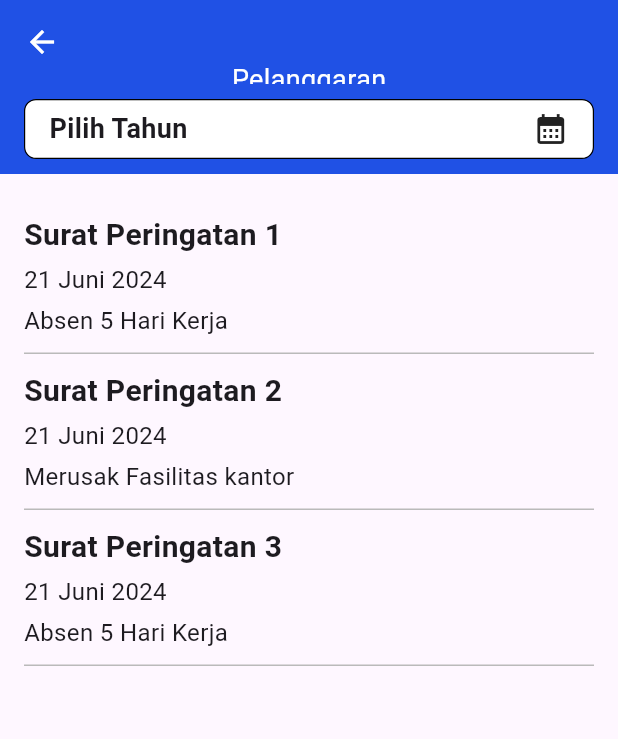
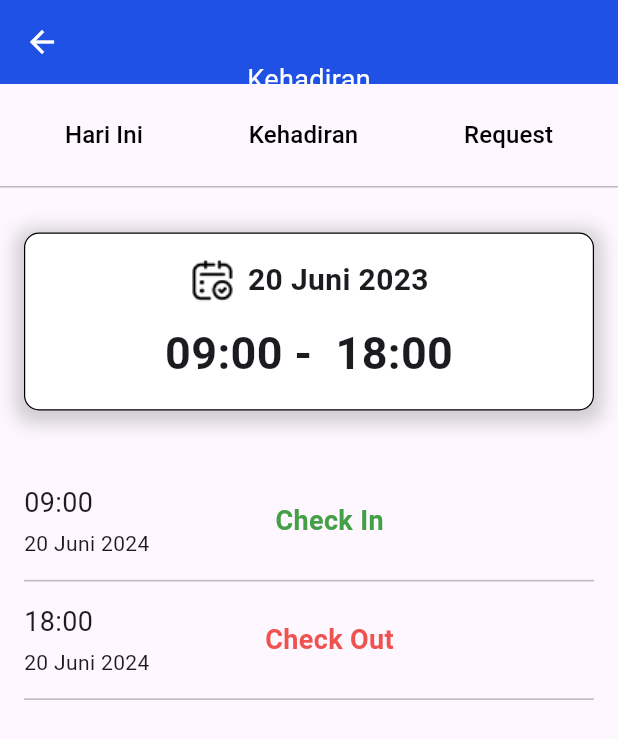
Before and after one commit to ippl-hr-application/frontend-mobile, a Flutter app: the screen it shows after launch, on a phone screen of 412 x 824 dp. Shown: the top 739 px of the screen. Run offline on Flutter 3.47's test engine with Material 3 defaults, Android fonts, the phone set to English and light mode, and no system bars.

Commit message:
add feature: slice attendance_today

```diff
--- /dev/null
+++ b/lib/data/kehadiran.dart
@@ -0,0 +1,6 @@
+import 'package:meraih_mobile/models/kehadiran_model.dart';
+
+var statusKehadiran = [
+  KehadiranModel(time: "09:00", date: "20 Juni 2024", status: "Check In"),
+  KehadiranModel(time: "18:00", date: "20 Juni 2024", status: "Check Out")
+];
--- a/lib/main.dart
+++ b/lib/main.dart
@@ -1,6 +1,7 @@
 import 'package:flutter/material.dart';
 // import 'package:meraih_mobile/screens/home/home_page.dart';
-import 'package:meraih_mobile/screens/pelanggaran/offense_page.dart';
+// import 'package:meraih_mobile/screens/pelanggaran/offense_page.dart';
+import 'package:meraih_mobile/screens/attendance/attendance.dart';
 
 void main() {
   runApp(const MyApp());
@@ -15,7 +16,7 @@
     return MaterialApp(
       title: 'Flutter Demo',
       theme: ThemeData(),
-      home: const OffenceScreen(),
+      home: const TaskWork(),
     );
   }
 }
--- /dev/null
+++ b/lib/models/kehadiran_model.dart
@@ -0,0 +1,11 @@
+class KehadiranModel {
+  String time;
+  String date;
+  String status;
+
+  KehadiranModel({
+    required this.time,
+    required this.date,
+    required this.status,
+  });
+}
--- /dev/null
+++ b/lib/screens/attendance/attendance.dart
@@ -0,0 +1,91 @@
+import 'package:flutter/material.dart';
+import 'package:meraih_mobile/screens/attendance/widget/card_attandance_today.dart';
+
+class TaskWork extends StatelessWidget {
+  const TaskWork({super.key});
+
+  @override
+  Widget build(BuildContext context) {
+    return Scaffold(
+        appBar: AppBar(
+          backgroundColor: const Color.fromRGBO(32, 81, 229, 1),
+          leading: IconButton(
+            icon: const Icon(
+              Icons.arrow_back,
+              color: Colors.white,
+            ),
+            onPressed: () {},
+          ),
+          flexibleSpace: const Stack(
+            children: [
+              Positioned(
+                left: 0,
+                right: 0,
+                top: 40,
+                child: Center(
+                  child: Text(
+                    "Kehadiran",
+                    style: TextStyle(fontSize: 18.0, color: Colors.white),
+                  ),
+                ),
+              ),
+            ],
+          ),
+        ),
+        body: SingleChildScrollView(
+          child: Column(
+            children: <Widget>[
+              Container(
+                padding:
+                    const EdgeInsets.symmetric(vertical: 10.0, horizontal: 8.0),
+                width: double.infinity,
+                decoration: const BoxDecoration(
+                  border: Border(
+                    bottom: BorderSide(
+                        width: 1.0, color: Color.fromARGB(255, 186, 186, 186)),
+                  ),
+                ),
+                child: Row(
+                  mainAxisAlignment: MainAxisAlignment.spaceAround,
+                  children: [
+                    TextButton(
+                        onPressed: () {},
+                        child: const Text(
+                          "Hari Ini",
+                          style: TextStyle(
+                              fontSize: 16.0,
+                              fontWeight: FontWeight.w500,
+                              color: Colors.black),
+                        )),
+                    TextButton(
+                        onPressed: () {},
+                        child: const Text(
+                          "Kehadiran",
+                          style: TextStyle(
+                              fontSize: 16.0,
+                              fontWeight: FontWeight.w500,
+                              color: Colors.black),
+                        )),
+                    TextButton(
+                        onPressed: () {},
+                        child: const Text(
+                          "Request",
+                          style: TextStyle(
+                              fontSize: 16.0,
+                              fontWeight: FontWeight.w500,
+                              color: Colors.black),
+                        )),
+                  ],
+                ),
+              ),
+              Container(
+                padding: const EdgeInsets.symmetric(
+                    vertical: 30.0, horizontal: 16.0),
+                child: const CardAttandanceToday(),
+              ),
+              Container()
+            ],
+          ),
+        ));
+  }
+}
--- /dev/null
+++ b/lib/screens/attendance/widget/card_attandance_today.dart
@@ -0,0 +1,113 @@
+import 'package:flutter/material.dart';
+import 'package:meraih_mobile/models/user.model.dart';
+import 'package:meraih_mobile/data/user_data.dart';
+import 'package:meraih_mobile/models/kehadiran_model.dart';
+import 'package:meraih_mobile/data/kehadiran.dart';
+
+class CardAttandanceToday extends StatelessWidget {
+  const CardAttandanceToday({super.key});
+
+  @override
+  Widget build(BuildContext context) {
+    final UserModels data = userData[0];
+    return SizedBox(
+      width: double.infinity,
+      // padding: const EdgeInsets.symmetric(vertical: 8.0, horizontal: 16.0),
+      child: Column(children: [
+        Container(
+          padding: const EdgeInsets.symmetric(vertical: 16.0, horizontal: 16.0),
+          decoration: BoxDecoration(
+              color: Colors.white,
+              borderRadius: const BorderRadius.all(Radius.circular(10)),
+              border: Border.all(color: Colors.black, width: 0.8),
+              boxShadow: [
+                BoxShadow(
+                  color: Colors.grey.withOpacity(0.5),
+                  spreadRadius: 5,
+                  blurRadius: 10,
+                  offset: const Offset(0, 3),
+                )
+              ]),
+          child: Column(
+            children: [
+              Row(
+                mainAxisAlignment: MainAxisAlignment.center,
+                children: [
+                  Row(
+                    children: [
+                      Image.asset('assets/date.png'),
+                      const SizedBox(width: 8.0),
+                      Text(
+                        data.date,
+                        style: const TextStyle(
+                          fontSize: 20.0,
+                          fontWeight: FontWeight.bold,
+                        ),
+                      )
+                    ],
+                  ),
+                ],
+              ),
+              const SizedBox(height: 12.0),
+              Text(
+                data.time,
+                style: TextStyle(fontSize: 30.0, fontWeight: FontWeight.bold),
+              )
+            ],
+          ),
+        ),
+        const SizedBox(height: 35.0),
+        Column(
+          children: [
+            for (KehadiranModel datas in statusKehadiran)
+              Container(
+                padding: EdgeInsets.symmetric(vertical: 14.0),
+                decoration: const BoxDecoration(
+                  border: Border(
+                    bottom: BorderSide(
+                        width: 1.0, color: Color.fromARGB(255, 186, 186, 186)),
+                  ),
+                ),
+                child: Row(
+                  children: [
+                    Flexible(
+                      child: Column(
+                        crossAxisAlignment: CrossAxisAlignment.start,
+                        children: [
+                          Text(
+                            datas.time,
+                            style: const TextStyle(
+                                fontSize: 18.0, fontWeight: FontWeight.normal),
+                          ),
+                          const SizedBox(height: 4.0),
+                          Text(
+                            datas.date,
+                            style: const TextStyle(
+                                fontSize: 14.0, fontWeight: FontWeight.normal),
+                          )
+                        ],
+                      ),
+                    ),
+                    Flexible(
+                        child: Center(
+                            child: Padding(
+                      padding: const EdgeInsets.only(left: 50.0),
+                      child: Text(
+                        datas.status,
+                        style: TextStyle(
+                            color: datas.status == "Check In"
+                                ? Colors.green[600]
+                                : Colors.red[400],
+                            fontSize: 18.0,
+                            fontWeight: FontWeight.bold),
+                      ),
+                    )))
+                  ],
+                ),
+              ),
+          ],
+        )
+      ]),
+    );
+  }
+}
--- a/lib/screens/pelanggaran/offense_page.dart
+++ b/lib/screens/pelanggaran/offense_page.dart
@@ -32,7 +32,6 @@ class _OffenceScreenState extends State<OffenceScreen> {
                     initialDate: DateTime.now(),
                     selectedDate: _selectedYear,
                     onChanged: (DateTime dateTime) {
-                      print(dateTime.year);
                       setState(() {
                         _selectedYear = dateTime;
                         showYears = "${dateTime.year}";
```
